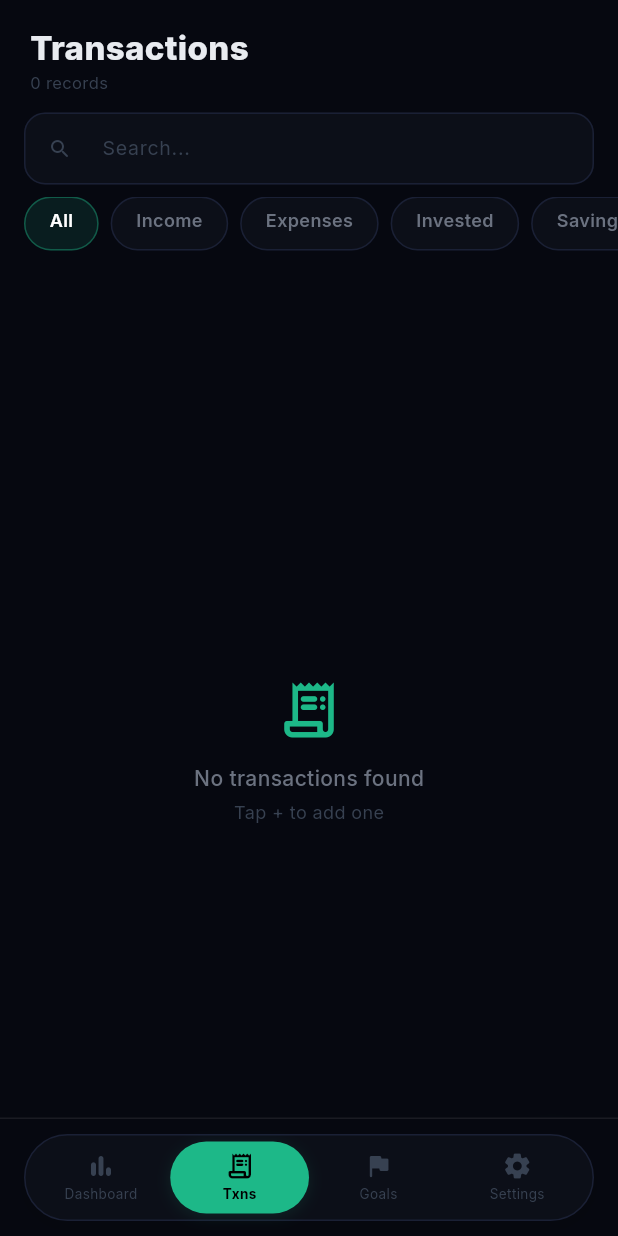
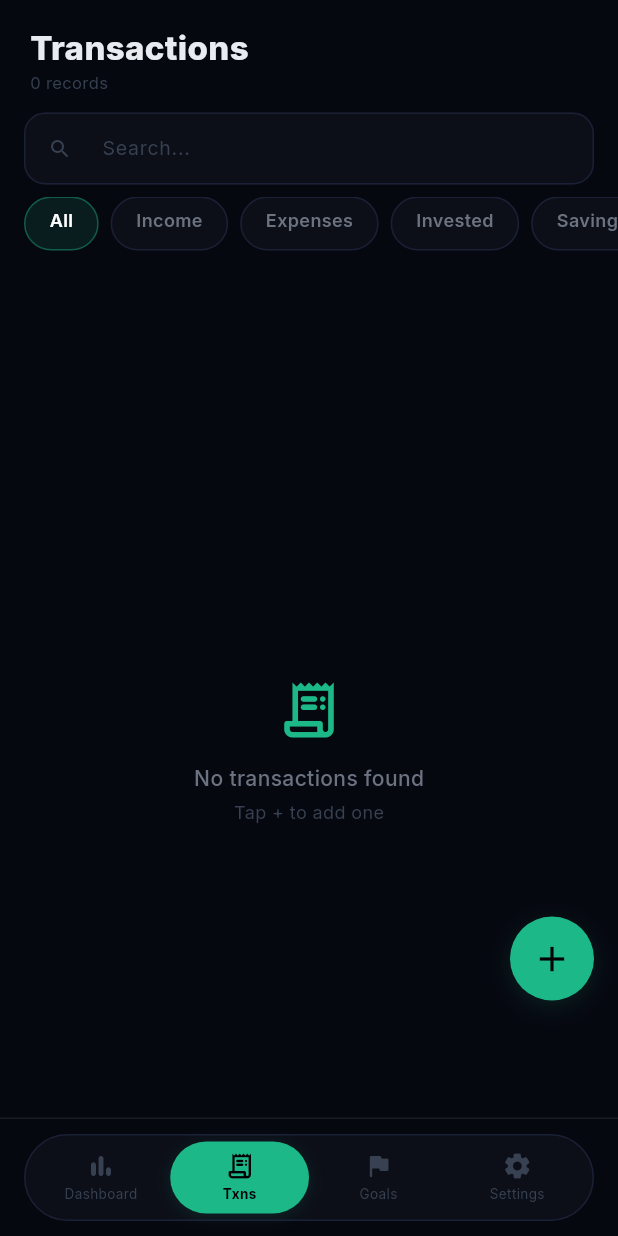
Before and after one commit to Shashwat-Akhilesh-Shukla/FinGoals, a Flutter app: the screen it shows after launch, item 2 of the bottom bar chosen, on a phone screen of 412 x 824 dp. Run offline on Flutter 3.47's test engine with Material 3 defaults, Android fonts, the phone set to English and light mode, and no system bars; our stand-ins replace google_fonts.

Commit message:
fix: FAB above navbar + multi-category goal linking
Bug fixes:
- fix(ui): move transactions FAB out of Scaffold.floatingActionButton into
  a Stack > Positioned widget with bottom offset (MediaQuery.padding.bottom + 78)
  so it always sits cleanly above the floating nav bar on all device sizes

- feat(goals): support multiple linked categories per goal
  - api.dart: _computeLinkedAmount now sums across all linked categories
  - api.dart: _syncLinkedGoals handles linked_categories list with
    backward-compat migration of legacy linked_category string
  - api.dart: getGoals() exposes linked_categories as List<String>
  - goals_screen.dart: GoalCard shows scrollable row of category chips
    in the AUTO badge section (one badge per linked category)
  - goals_screen.dart: GoalForm replaced single DropdownButton with
    multi-select chip grid (tap to toggle, bolt icon on selected chips)

```diff
--- a/mobile/my_app/lib/api.dart
+++ b/mobile/my_app/lib/api.dart
@@ -185,26 +185,40 @@ class Api {
   }
 
   // ── Goal Auto-Sync Helpers ────────────────────
-  /// Returns the all-time sum of transactions matching a given category name.
-  static Future<double> _computeLinkedAmount(String category) async {
+  /// Returns the all-time sum of transactions matching any of the given category names.
+  static Future<double> _computeLinkedAmount(List<String> categories) async {
+    if (categories.isEmpty) return 0.0;
     final txs = await LocalStorage.getTransactions();
     double total = 0;
+    final catSet = categories.toSet();
     for (final tx in txs) {
-      if ((tx['category'] as String? ?? '') == category) {
+      if (catSet.contains(tx['category'] as String? ?? '')) {
         total += (tx['amount'] as num? ?? 0).toDouble();
       }
     }
     return double.parse(total.toStringAsFixed(2));
   }
 
-  /// Recalculates and persists current_amount for all goals that have a linked_category.
+  /// Recalculates and persists current_amount for all goals that have linked_categories.
+  /// Also migrates legacy single linked_category string to the list format.
   static Future<void> _syncLinkedGoals() async {
     final goals = await LocalStorage.getGoals();
     bool changed = false;
     for (int i = 0; i < goals.length; i++) {
-      final cat = goals[i]['linked_category'] as String?;
-      if (cat != null && cat.isNotEmpty) {
-        final computed = await _computeLinkedAmount(cat);
+      // Migrate legacy single linked_category -> linked_categories list
+      final legacyCat = goals[i]['linked_category'] as String?;
+      List<String> cats = [];
+      final rawCats = goals[i]['linked_categories'];
+      if (rawCats is List) {
+        cats = List<String>.from(rawCats.whereType<String>());
+      } else if (legacyCat != null && legacyCat.isNotEmpty) {
+        cats = [legacyCat];
+        goals[i]['linked_categories'] = cats;
+        goals[i].remove('linked_category');
+      }
+
+      if (cats.isNotEmpty) {
+        final computed = await _computeLinkedAmount(cats);
         goals[i]['current_amount'] = computed;
         changed = true;
       }
@@ -342,7 +356,8 @@ class Api {
         'id': g['id'],
         'name': g['name'],
         'type': g['type'],
-        'linked_category': g['linked_category'],
+        // Expose linked_categories as a normalized list
+        'linked_categories': _normalizeLinkedCategories(g),
         'target_amount': target,
         'current_amount': current,
         'monthly_target': (g['monthly_target'] as num? ?? 0).toDouble(),
@@ -390,10 +405,22 @@ class Api {
     await LocalStorage.saveGoals();
   }
 
-  // Helper methods
+  // ── Helper methods ──────────────────────────────
   static String _currentMonth() {
     final now = DateTime.now();
     return '${now.year}-${now.month.toString().padLeft(2, '0')}';
+  }
+
+  /// Normalises goal storage — always returns a List<String> of linked categories.
+  static List<String> _normalizeLinkedCategories(Map<String, dynamic> g) {
+    final rawCats = g['linked_categories'];
+    if (rawCats is List) {
+      return List<String>.from(rawCats.whereType<String>());
+    }
+    // Backward compat: migrate legacy linked_category string
+    final legacy = g['linked_category'] as String?;
+    if (legacy != null && legacy.isNotEmpty) return [legacy];
+    return [];
   }
 }
 
--- a/mobile/my_app/lib/screens/transactions_screen.dart
+++ b/mobile/my_app/lib/screens/transactions_screen.dart
@@ -108,35 +108,12 @@ class _TransactionsScreenState extends State<TransactionsScreen> {
 
     return Scaffold(
       backgroundColor: Colors.transparent,
-      floatingActionButton: Container(
-        decoration: BoxDecoration(
-          color: AppColors.accent1,
-          shape: BoxShape.circle,
-          boxShadow: const [
-            BoxShadow(color: Color(0x221DB888), blurRadius: 12, offset: Offset(0, 4)),
-          ],
-        ),
-        child: FloatingActionButton(
-          onPressed: () async {
-            HapticFeedback.mediumImpact();
-            await showModalBottomSheet(
-              context: context,
-              isScrollControlled: true,
-              backgroundColor: Colors.transparent,
-              builder: (_) => const _TxSheet(),
-            );
-            _reload();
-          },
-          backgroundColor: Colors.transparent,
-          foregroundColor: Colors.black,
-          elevation: 0,
-          child: const Icon(Icons.add, size: 28),
-        ),
-      ),
-      body: SafeArea(
-        bottom: false,
-        child: Column(
-          children: [
+      body: Stack(
+        children: [
+          SafeArea(
+            bottom: false,
+            child: Column(
+              children: [
             // Header
             Padding(
               padding: const EdgeInsets.fromLTRB(20, 16, 20, 12),
@@ -294,6 +271,36 @@ class _TransactionsScreenState extends State<TransactionsScreen> {
             ),
           ],
         ),
+        ),  // SafeArea
+          // FAB — positioned above the floating nav bar
+          Positioned(
+            right: 16,
+            bottom: MediaQuery.of(context).padding.bottom + 78,
+            child: GestureDetector(
+              onTap: () async {
+                HapticFeedback.mediumImpact();
+                await showModalBottomSheet(
+                  context: context,
+                  isScrollControlled: true,
+                  backgroundColor: Colors.transparent,
+                  builder: (_) => const _TxSheet(),
+                );
+                _reload();
+              },
+              child: Container(
+                width: 56, height: 56,
+                decoration: const BoxDecoration(
+                  color: AppColors.accent1,
+                  shape: BoxShape.circle,
+                  boxShadow: [
+                    BoxShadow(color: Color(0x221DB888), blurRadius: 12, offset: Offset(0, 4)),
+                  ],
+                ),
+                child: const Icon(Icons.add, size: 28, color: Colors.black),
+              ),
+            ),
+          ),
+        ],
       ),
     );
   }
```
Also changed, not shown: mobile/my_app/lib/screens/goals_screen.dart (+62 -41 lines).
